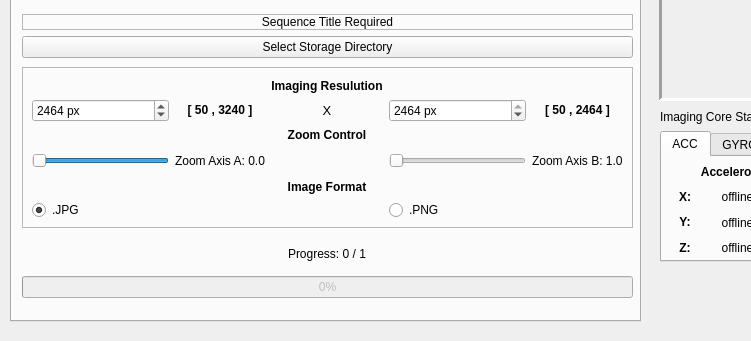
Before: the Qt Designer form _ui/Clinostat.ui in CoCl-Jerry/SciSpin_Max_Dev, drawn with Qt 5; both pictures show x 0 to 751 and y 259 to 600 of the 1024 by 600 pixel window.
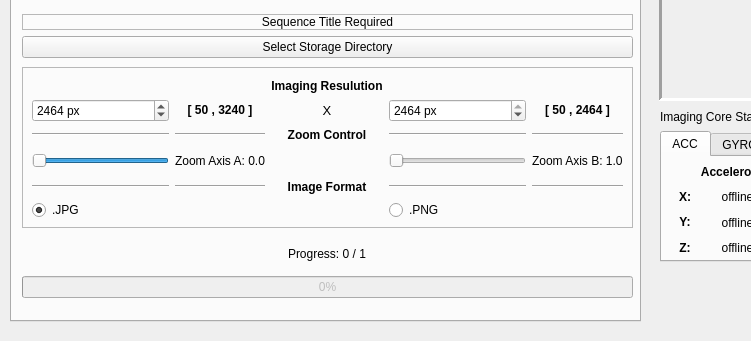
After: the same form once the commit is applied. Icons and pictures are not drawn.

Patch:
```diff
--- a/_ui/Clinostat.ui
+++ b/_ui/Clinostat.ui
@@ -1424,6 +1424,62 @@
          </property>
         </widget>
        </item>
+       <item row="2" column="3">
+        <widget class="Line" name="line_4">
+         <property name="orientation">
+          <enum>Qt::Horizontal</enum>
+         </property>
+        </widget>
+       </item>
+       <item row="2" column="0">
+        <widget class="Line" name="line_5">
+         <property name="orientation">
+          <enum>Qt::Horizontal</enum>
+         </property>
+        </widget>
+       </item>
+       <item row="2" column="1">
+        <widget class="Line" name="line_6">
+         <property name="orientation">
+          <enum>Qt::Horizontal</enum>
+         </property>
+        </widget>
+       </item>
+       <item row="5" column="3">
+        <widget class="Line" name="line_7">
+         <property name="orientation">
+          <enum>Qt::Horizontal</enum>
+         </property>
+        </widget>
+       </item>
+       <item row="5" column="0">
+        <widget class="Line" name="line_8">
+         <property name="orientation">
+          <enum>Qt::Horizontal</enum>
+         </property>
+        </widget>
+       </item>
+       <item row="2" column="4">
+        <widget class="Line" name="line_9">
+         <property name="orientation">
+          <enum>Qt::Horizontal</enum>
+         </property>
+        </widget>
+       </item>
+       <item row="5" column="1">
+        <widget class="Line" name="line_10">
+         <property name="orientation">
+          <enum>Qt::Horizontal</enum>
+         </property>
+        </widget>
+       </item>
+       <item row="5" column="4">
+        <widget class="Line" name="line_11">
+         <property name="orientation">
+          <enum>Qt::Horizontal</enum>
+         </property>
+        </widget>
+       </item>
       </layout>
      </widget>
     </widget>
```
